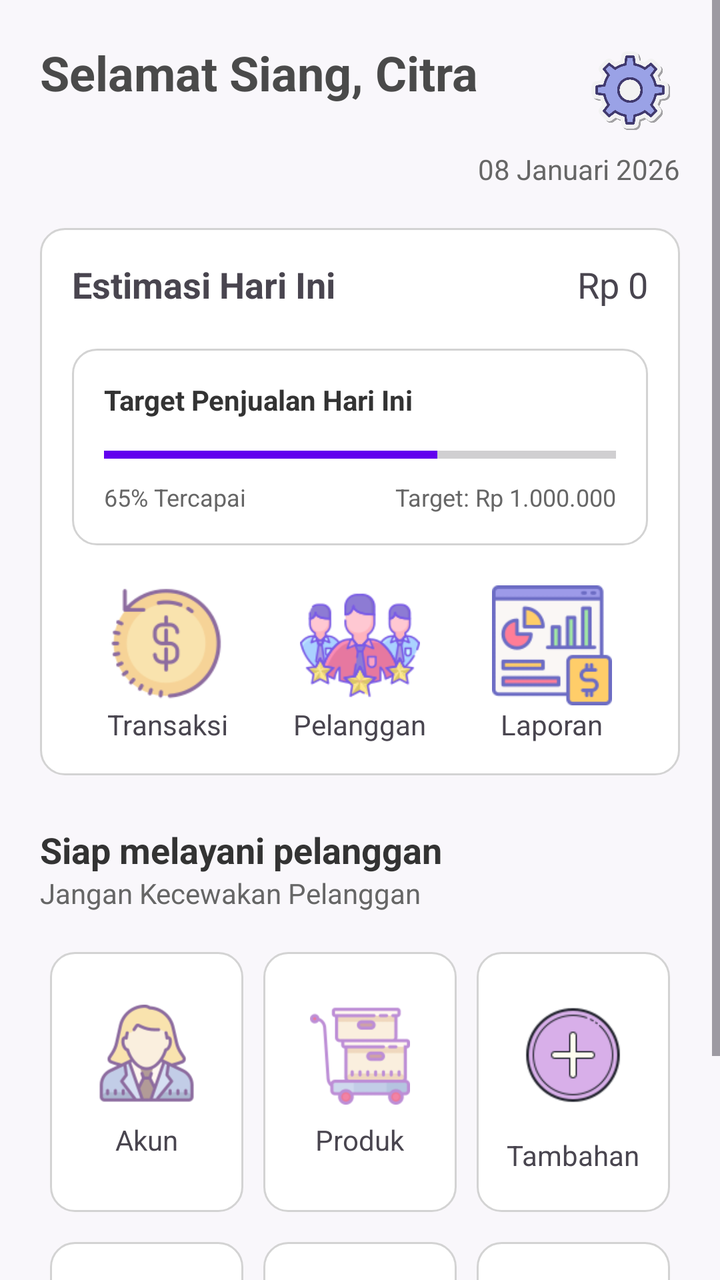
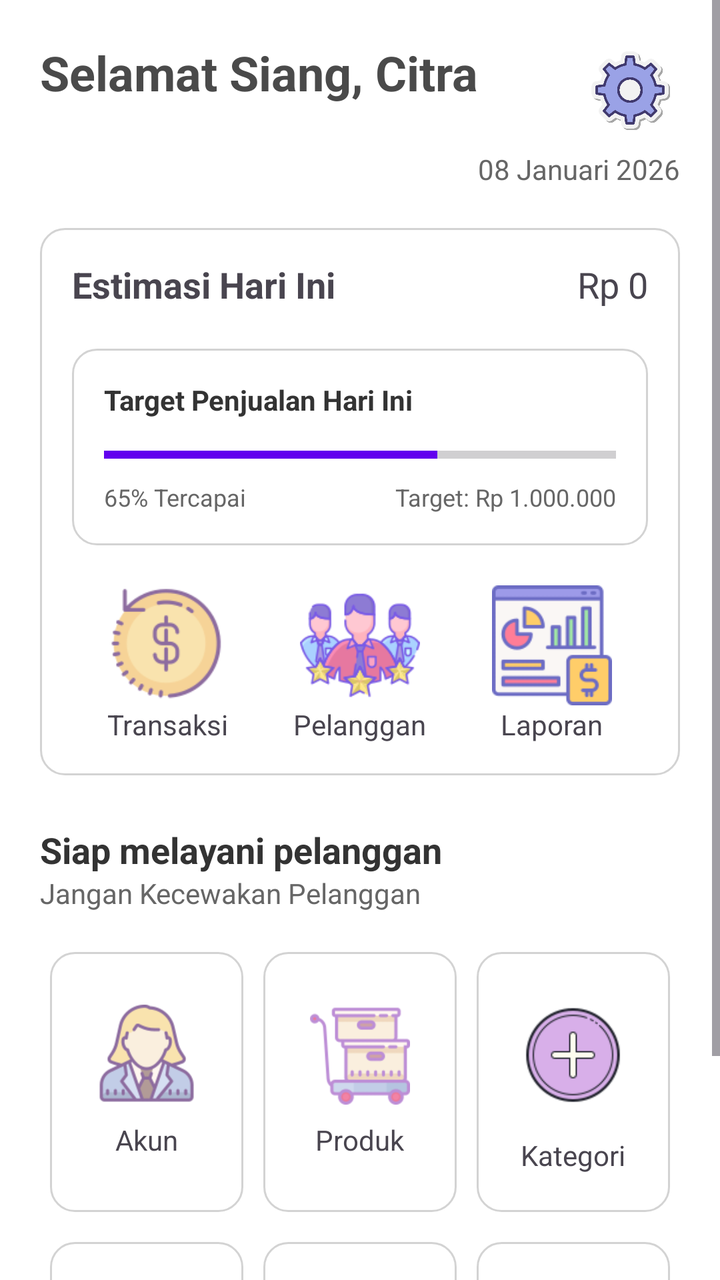

The first picture is an Android layout as it rendered before a commit; the second is the same layout after the commit. The layout source and the unified diff follow.
<!-- AndroidManifest.xml: application theme Theme.Penjualan -->
<!-- res/layout/activity_card.xml -->
<?xml version="1.0" encoding="utf-8"?>
<ScrollView
    xmlns:android="http://schemas.android.com/apk/res/android"
    xmlns:app="http://schemas.android.com/apk/res-auto"
    android:layout_width="match_parent"
    android:layout_height="match_parent"
    android:background="#F9F7FB">

    <LinearLayout
        android:layout_width="match_parent"
        android:layout_height="wrap_content"
        android:orientation="vertical"
        android:padding="20dp">

        <RelativeLayout
            android:layout_width="match_parent"
            android:layout_height="wrap_content">

            <TextView
                android:id="@+id/tvWelcome"
                android:layout_width="wrap_content"
                android:layout_height="wrap_content"
                android:text="Selamat Siang, Citra"
                android:textColor="#4A4A4A"
                android:textSize="24sp"
                android:textStyle="bold" />

            <LinearLayout
                android:layout_width="wrap_content"
                android:layout_height="wrap_content"
                android:layout_alignParentEnd="true"
                android:layout_centerVertical="true"
                android:orientation="horizontal">

                <ImageView
                    android:id="@+id/btnSettings"
                    android:layout_width="50dp"
                    android:layout_height="50dp"
                    android:background="?attr/selectableItemBackgroundBorderless"
                    android:src="@drawable/settings"
                    android:padding="5dp"
                    android:scaleType="fitCenter" />
            </LinearLayout>
        </RelativeLayout>

        <TextView
            android:layout_width="wrap_content"
            android:layout_height="wrap_content"
            android:layout_gravity="end"
            android:layout_marginTop="5dp"
            android:text="08 Januari 2026"
            android:textColor="#666666" />

        <LinearLayout
            android:layout_width="match_parent"
            android:layout_height="wrap_content"
            android:layout_marginTop="20dp"
            android:background="@drawable/bg_border"
            android:orientation="vertical"
            android:padding="16dp">

            <RelativeLayout
                android:layout_width="match_parent"
                android:layout_height="wrap_content">

                <TextView
                    android:layout_width="wrap_content"
                    android:layout_height="wrap_content"
                    android:text="Estimasi Hari Ini"
                    android:textSize="18sp"
                    android:textStyle="bold" />

                <TextView
                    android:id="@+id/btnestimasi"
                    android:layout_width="wrap_content"
                    android:layout_height="wrap_content"
                    android:layout_alignParentEnd="true"
                    android:text="Rp 0"
                    android:textSize="18sp" />
            </RelativeLayout>

            <LinearLayout
                android:layout_width="match_parent"
                android:layout_height="wrap_content"
                android:layout_marginTop="20dp"
                android:background="@drawable/bg_border"
                android:orientation="vertical"
                android:padding="16dp">

                <TextView
                    android:layout_width="wrap_content"
                    android:layout_height="wrap_content"
                    android:text="Target Penjualan Hari Ini"
                    android:textColor="#333333"
                    android:textStyle="bold" />

                <ProgressBar
                    android:id="@+id/progressBar"
                    style="?android:attr/progressBarStyleHorizontal"
                    android:layout_width="match_parent"
                    android:layout_height="wrap_content"
                    android:layout_marginTop="10dp"
                    android:progress="65"
                    android:progressTint="#6200EE" />

                <RelativeLayout
                    android:layout_width="match_parent"
                    android:layout_height="wrap_content"
                    android:layout_marginTop="5dp">

                    <TextView
                        android:layout_width="wrap_content"
                        android:layout_height="wrap_content"
                        android:text="65% Tercapai"
                        android:textColor="#666666"
                        android:textSize="12sp" />

                    <TextView
                        android:layout_width="wrap_content"
                        android:layout_height="wrap_content"
                        android:layout_alignParentEnd="true"
                        android:text="Target: Rp 1.000.000"
                        android:textColor="#666666"
                        android:textSize="12sp" />
                </RelativeLayout>
            </LinearLayout>

            <LinearLayout
                android:layout_width="match_parent"
                android:layout_height="wrap_content"
                android:layout_marginTop="20dp"
                android:orientation="horizontal">

                <LinearLayout
                    android:layout_width="0dp"
                    android:layout_height="wrap_content"
                    android:layout_weight="1"
                    android:gravity="center"
                    android:orientation="vertical">

                    <ImageView
                        android:id="@+id/btntransaction"
                        android:layout_width="60dp"
                        android:layout_height="60dp"
                        android:src="@drawable/transaction" />

                    <TextView
                        android:layout_width="wrap_content"
                        android:layout_height="wrap_content"
                        android:text="Transaksi" />
                </LinearLayout>

                <LinearLayout
                    android:layout_width="0dp"
                    android:layout_height="wrap_content"
                    android:layout_weight="1"
                    android:gravity="center"
                    android:orientation="vertical">

                    <ImageView
                        android:id="@+id/btncust"
                        android:layout_width="60dp"
                        android:layout_height="60dp"
                        android:src="@drawable/customer" />

                    <TextView
                        android:layout_width="wrap_content"
                        android:layout_height="wrap_content"
                        android:text="Pelanggan" />
                </LinearLayout>

                <LinearLayout
                    android:layout_width="0dp"
                    android:layout_height="wrap_content"
                    android:layout_weight="1"
                    android:gravity="center"
                    android:orientation="vertical">

                    <ImageView
                        android:id="@+id/btnreport"
                        android:layout_width="60dp"
                        android:layout_height="60dp"
                        android:src="@drawable/report" />

                    <TextView
                        android:layout_width="wrap_content"
                        android:layout_height="wrap_content"
                        android:text="Laporan" />
                </LinearLayout>
            </LinearLayout>
        </LinearLayout>

        <TextView
            android:layout_width="wrap_content"
            android:layout_height="wrap_content"
            android:layout_marginTop="25dp"
            android:text="Siap melayani pelanggan"
            android:textColor="#333333"
            android:textSize="18sp"
            android:textStyle="bold" />

        <TextView
            android:layout_width="wrap_content"
            android:layout_height="wrap_content"
            android:text="Jangan Kecewakan Pelanggan"
            android:textColor="#666666" />

        <LinearLayout
            android:layout_width="match_parent"
            android:layout_height="wrap_content"
            android:layout_marginTop="15dp"
            android:orientation="horizontal">

            <LinearLayout
                android:layout_width="0dp"
                android:layout_height="130dp"
                android:layout_margin="5dp"
                android:layout_weight="1"
                android:background="@drawable/bg_border"
                android:gravity="center"
                android:orientation="vertical">

                <ImageView
                    android:id="@+id/btnacc"
                    android:layout_width="50dp"
                    android:layout_height="50dp"
                    android:src="@drawable/acc" />
                <TextView
                    android:layout_width="wrap_content"
                    android:layout_height="wrap_content"
                    android:layout_marginTop="8dp"
                    android:text="Akun" />
            </LinearLayout>

            <LinearLayout
                android:layout_width="0dp"
                android:layout_height="130dp"
                android:layout_margin="5dp"
                android:layout_weight="1"
                android:background="@drawable/bg_border"
                android:gravity="center"
                android:orientation="vertical">

                <ImageView
                    android:id="@+id/btnproduct"
                    android:layout_width="50dp"
                    android:layout_height="50dp"
                    android:src="@drawable/product" />
                <TextView
                    android:layout_width="wrap_content"
                    android:layout_height="wrap_content"
                    android:layout_marginTop="8dp"
                    android:text="Produk" />
            </LinearLayout>

            <LinearLayout
                android:layout_width="0dp"
                android:layout_height="130dp"
                android:layout_margin="5dp"
                android:layout_weight="1"
                android:background="@drawable/bg_border"
                android:gravity="center"
                android:orientation="vertical">

                <ImageView
                    android:id="@+id/btnplus"
                    android:layout_width="65dp"
                    android:layout_height="65dp"
                    android:src="@drawable/plus" />
                <TextView
                    android:layout_width="wrap_content"
                    android:layout_height="wrap_content"
                    android:layout_marginTop="8dp"
                    android:text="Tambahan" />
            </LinearLayout>
        </LinearLayout>

        <LinearLayout
            android:layout_width="match_parent"
            android:layout_height="wrap_content"
            android:layout_marginTop="5dp"
            android:orientation="horizontal">

            <LinearLayout
                android:layout_width="0dp"
                android:layout_height="130dp"
                android:layout_margin="5dp"
                android:layout_weight="1"
                android:background="@drawable/bg_border"
                android:gravity="center"
                android:orientation="vertical">

                <ImageView
                    android:id="@+id/employee"
                    android:layout_width="50dp"
                    android:layout_height="50dp"
                    android:src="@drawable/employee" />
                <TextView
                    android:layout_width="wrap_content"
                    android:layout_height="wrap_content"
                    android:layout_marginTop="8dp"
                    android:text="Pegawai" />
            </LinearLayout>

            <LinearLayout
                android:layout_width="0dp"
                android:layout_height="130dp"
                android:layout_margin="5dp"
                android:layout_weight="1"
                android:background="@drawable/bg_border"
                android:gravity="center"
                android:orientation="vertical">

                <ImageView
                    android:id="@+id/btnbranch"
                    android:layout_width="50dp"
                    android:layout_height="50dp"
                    android:src="@drawable/branch" />
                <TextView
                    android:layout_width="wrap_content"
                    android:layout_height="wrap_content"
                    android:layout_marginTop="8dp"
                    android:text="Cabang" />
            </LinearLayout>

            <LinearLayout
                android:layout_width="0dp"
                android:layout_height="130dp"
                android:layout_margin="5dp"
                android:layout_weight="1"
                android:background="@drawable/bg_border"
                android:gravity="center"
                android:orientation="vertical">

                <ImageView
                    android:id="@+id/btnprinter"
                    android:layout_width="50dp"
                    android:layout_height="50dp"
                    android:src="@drawable/printer" />
                <TextView
                    android:layout_width="wrap_content"
                    android:layout_height="wrap_content"
                    android:layout_marginTop="8dp"
                    android:text="Printer" />
            </LinearLayout>
        </LinearLayout>

    </LinearLayout>
</ScrollView>
<!-- resources referenced by this layout -->
<resources>
  <!-- drawable acc: png bitmap (drawable, 5939 bytes) -->
  <!-- drawable bg_border (drawable) -->
  <?xml version="1.0" encoding="utf-8"?>
  <shape xmlns:android="http://schemas.android.com/apk/res/android">
      <solid android:color="#FFFFFF" />
      <stroke android:width="1dp" android:color="#D3D3D3" />
      <corners android:radius="12dp" />
  </shape>
  <!-- drawable branch: png bitmap (drawable, 3343 bytes) -->
  <!-- drawable customer: png bitmap (drawable, 9156 bytes) -->
  <!-- drawable employee: png bitmap (drawable, 6893 bytes) -->
  <!-- drawable plus: png bitmap (drawable, 3313 bytes) -->
  <!-- drawable printer: png bitmap (drawable, 3250 bytes) -->
  <!-- drawable product: png bitmap (drawable, 3641 bytes) -->
  <!-- drawable report: png bitmap (drawable, 2852 bytes) -->
  <!-- drawable settings: png bitmap (drawable, 31701 bytes) -->
  <!-- drawable transaction: png bitmap (drawable, 4601 bytes) -->
  <style name="Theme.Penjualan" parent="Base.Theme.Penjualan" />
  <style name="Base.Theme.Penjualan" parent="Theme.Material3.DayNight.NoActionBar">
          
          
      </style>
</resources>

<!-- the commit's change to res/layout/activity_card.xml (unified diff, before → after) -->
@@ -4,7 +4,7 @@
     xmlns:app="http://schemas.android.com/apk/res-auto"
     android:layout_width="match_parent"
     android:layout_height="match_parent"
-    android:background="#F9F7FB">
+    android:background="#FFFFFF">
 
     <LinearLayout
         android:layout_width="match_parent"
@@ -263,7 +263,7 @@
                 android:orientation="vertical">
 
                 <ImageView
-                    android:id="@+id/btnplus"
+                    android:id="@+id/btnkategori"
                     android:layout_width="65dp"
                     android:layout_height="65dp"
                     android:src="@drawable/plus" />
@@ -271,7 +271,7 @@
                     android:layout_width="wrap_content"
                     android:layout_height="wrap_content"
                     android:layout_marginTop="8dp"
-                    android:text="Tambahan" />
+                    android:text="Kategori" />
             </LinearLayout>
         </LinearLayout>
 
